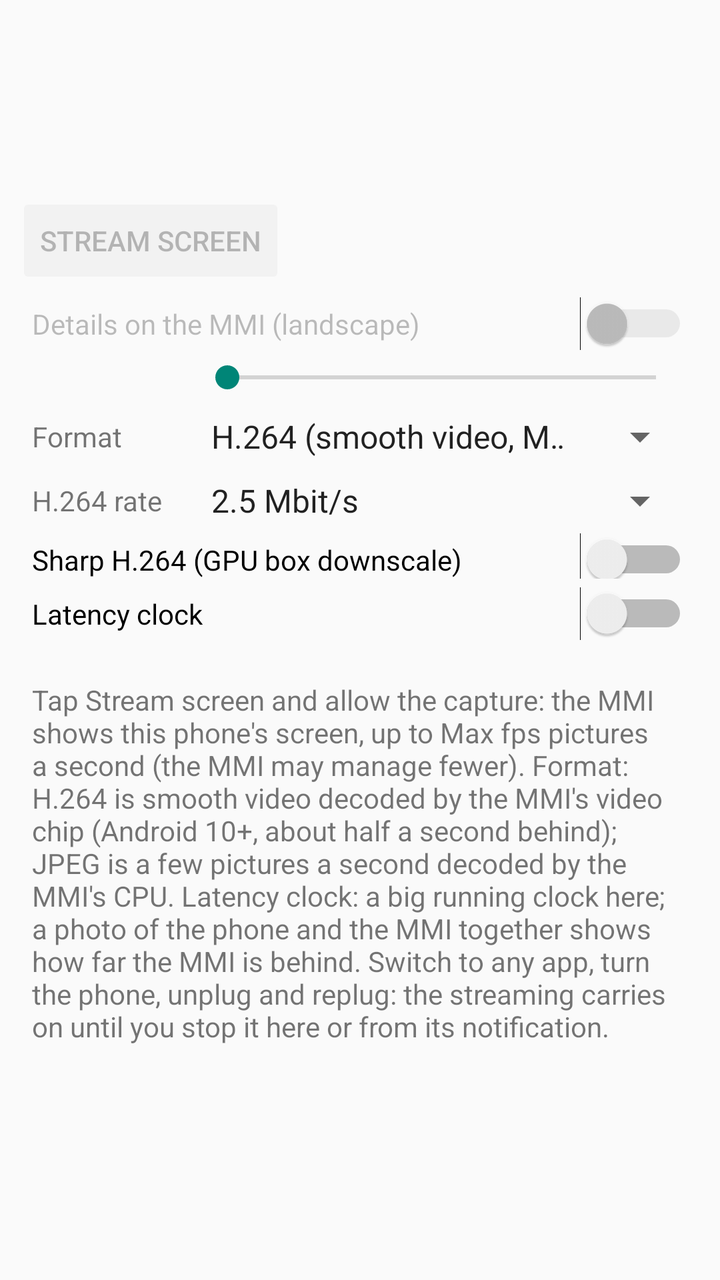
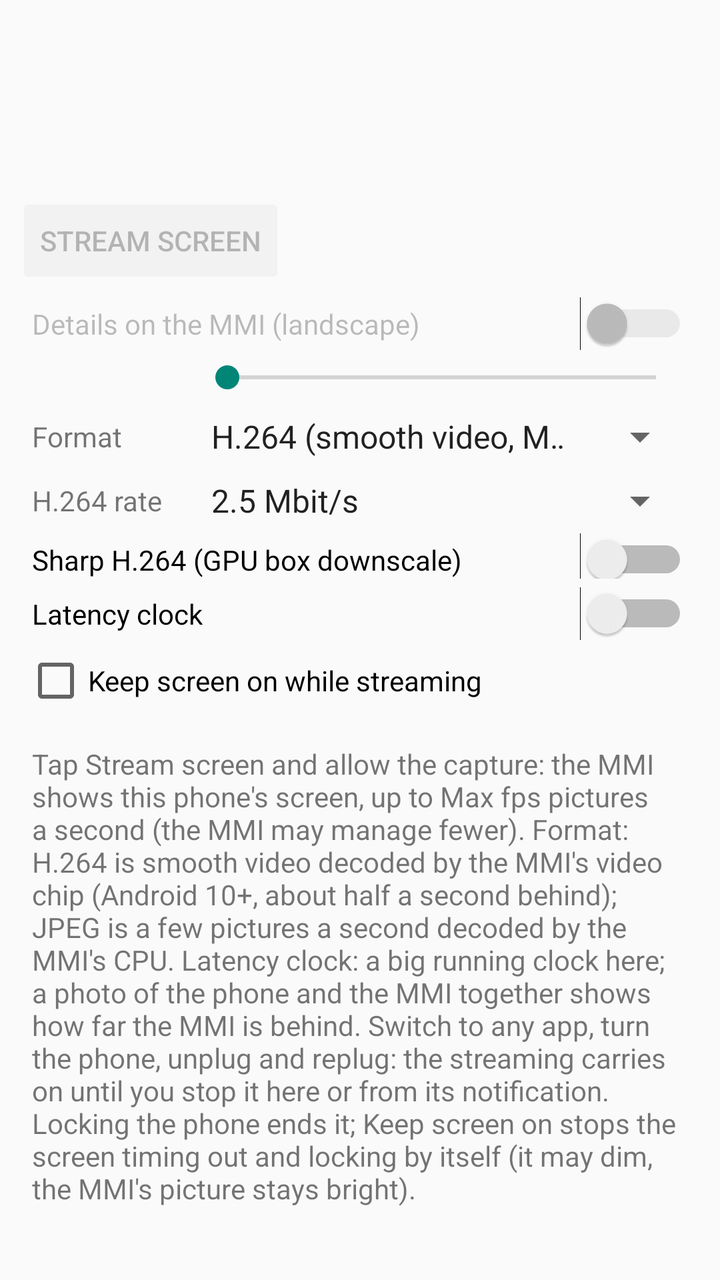

Two renders of the same Android screen: before a commit and after it. Below are the layout's source before the change and the commit's diff.
<!-- AndroidManifest.xml: application theme android:Theme.Material.Light.DarkActionBar -->
<!-- res/layout/activity_main.xml -->
<?xml version="1.0" encoding="utf-8"?>
<ScrollView xmlns:android="http://schemas.android.com/apk/res/android"
    android:layout_width="match_parent"
    android:layout_height="match_parent"
    android:fitsSystemWindows="true">

<LinearLayout
    android:layout_width="match_parent"
    android:layout_height="wrap_content"
    android:orientation="vertical">

    <TextView
        android:id="@+id/status"
        android:layout_width="match_parent"
        android:layout_height="wrap_content"
        android:padding="16dp"
        android:textSize="22sp"
        android:textStyle="bold" />

    <TextView
        android:id="@+id/detail"
        android:layout_width="match_parent"
        android:layout_height="wrap_content"
        android:paddingStart="16dp"
        android:paddingTop="8dp"
        android:paddingEnd="16dp"
        android:paddingBottom="8dp"
        android:textSize="14sp" />

    
    <TextView
        android:id="@+id/clock"
        android:layout_width="match_parent"
        android:layout_height="wrap_content"
        android:background="#000000"
        android:fontFamily="monospace"
        android:gravity="center"
        android:padding="8dp"
        android:textColor="#FFEB3B"
        android:textSize="64sp"
        android:textStyle="bold"
        android:visibility="gone" />

    <LinearLayout
        android:layout_width="match_parent"
        android:layout_height="wrap_content"
        android:gravity="center_vertical"
        android:orientation="horizontal"
        android:paddingStart="8dp"
        android:paddingEnd="16dp">

        <Button
            android:id="@+id/stream"
            android:layout_width="wrap_content"
            android:layout_height="wrap_content"
            android:enabled="false"
            android:text="@string/stream_start" />

        <TextView
            android:id="@+id/video_status"
            android:layout_width="0dp"
            android:layout_height="wrap_content"
            android:layout_weight="1"
            android:paddingStart="8dp"
            android:textSize="13sp" />
    </LinearLayout>

    <Switch
        android:id="@+id/details"
        android:layout_width="match_parent"
        android:layout_height="wrap_content"
        android:enabled="false"
        android:paddingStart="16dp"
        android:paddingTop="8dp"
        android:paddingEnd="16dp"
        android:paddingBottom="8dp"
        android:text="@string/details" />

    <LinearLayout
        android:layout_width="match_parent"
        android:layout_height="wrap_content"
        android:gravity="center_vertical"
        android:orientation="horizontal"
        android:paddingStart="16dp"
        android:paddingEnd="16dp">

        <TextView
            android:id="@+id/fps_label"
            android:layout_width="wrap_content"
            android:layout_height="wrap_content"
            android:minEms="5"
            android:textSize="14sp" />

        <SeekBar
            android:id="@+id/fps"
            android:layout_width="0dp"
            android:layout_height="wrap_content"
            android:layout_weight="1" />
    </LinearLayout>

    <LinearLayout
        android:layout_width="match_parent"
        android:layout_height="wrap_content"
        android:gravity="center_vertical"
        android:orientation="horizontal"
        android:paddingStart="16dp"
        android:paddingTop="8dp"
        android:paddingEnd="16dp">

        <TextView
            android:layout_width="wrap_content"
            android:layout_height="wrap_content"
            android:minEms="5"
            android:text="@string/format"
            android:textSize="14sp" />

        <Spinner
            android:id="@+id/format"
            android:layout_width="0dp"
            android:layout_height="wrap_content"
            android:layout_weight="1"
            android:entries="@array/formats" />
    </LinearLayout>

    <LinearLayout
        android:layout_width="match_parent"
        android:layout_height="wrap_content"
        android:gravity="center_vertical"
        android:orientation="horizontal"
        android:paddingStart="16dp"
        android:paddingTop="8dp"
        android:paddingEnd="16dp">

        <TextView
            android:layout_width="wrap_content"
            android:layout_height="wrap_content"
            android:minEms="5"
            android:text="@string/bit_rate"
            android:textSize="14sp" />

        <Spinner
            android:id="@+id/bit_rate"
            android:layout_width="0dp"
            android:layout_height="wrap_content"
            android:layout_weight="1"
            android:entries="@array/bit_rates" />
    </LinearLayout>

    <Switch
        android:id="@+id/sharp"
        android:layout_width="match_parent"
        android:layout_height="wrap_content"
        android:paddingStart="16dp"
        android:paddingTop="8dp"
        android:paddingEnd="16dp"
        android:text="@string/sharp" />

    <Switch
        android:id="@+id/clock_switch"
        android:layout_width="match_parent"
        android:layout_height="wrap_content"
        android:paddingStart="16dp"
        android:paddingTop="8dp"
        android:paddingEnd="16dp"
        android:paddingBottom="8dp"
        android:text="@string/latency_clock" />


    <TextView
        android:layout_width="match_parent"
        android:layout_height="wrap_content"
        android:padding="16dp"
        android:text="@string/how_to"
        android:textSize="14sp" />
</LinearLayout>
</ScrollView>
<!-- resources referenced by this layout -->
<resources>
  <string-array name="bit_rates">
          <item>2.5 Mbit/s</item>
          <item>4 Mbit/s</item>
          <item>6 Mbit/s</item>
          <item>8 Mbit/s</item>
      </string-array>
  <string-array name="formats">
          <item>H.264 (smooth video, MMI video chip)</item>
          <item>JPEG (a few pictures a second)</item>
      </string-array>
  <string name="bit_rate">H.264 rate</string>
  <string name="details">Details on the MMI (landscape)</string>
  <string name="format">Format</string>
  <string name="how_to">Tap Stream screen and allow the capture: the MMI shows this phone\'s screen, up to Max fps pictures a second (the MMI may manage fewer). Format: H.264 is smooth video decoded by the MMI\'s video chip (Android 10+, about half a second behind); JPEG is a few pictures a second decoded by the MMI\'s CPU. Latency clock: a big running clock here; a photo of the phone and the MMI together shows how far the MMI is behind. Switch to any app, turn the phone, unplug and replug: the streaming carries on until you stop it here or from its notification.</string>
  <string name="latency_clock">Latency clock</string>
  <string name="sharp">Sharp H.264 (GPU box downscale)</string>
  <string name="stream_start">Stream screen</string>
</resources>

<!-- the commit's change to res/layout/activity_main.xml (unified diff, before → after) -->
@@ -165,6 +165,13 @@
         android:paddingBottom="8dp"
         android:text="@string/latency_clock" />
 
+    <CheckBox
+        android:id="@+id/keep_screen_on"
+        android:layout_width="match_parent"
+        android:layout_height="wrap_content"
+        android:layout_marginStart="12dp"
+        android:layout_marginEnd="16dp"
+        android:text="@string/keep_screen_on" />
 
     <TextView
         android:layout_width="match_parent"
<!-- resource entries referenced after the edit -->
@@ -13,7 +13,8 @@
   <string name="bit_rate">H.264 rate</string>
   <string name="details">Details on the MMI (landscape)</string>
   <string name="format">Format</string>
-  <string name="how_to">Tap Stream screen and allow the capture: the MMI shows this phone\'s screen, up to Max fps pictures a second (the MMI may manage fewer). Format: H.264 is smooth video decoded by the MMI\'s video chip (Android 10+, about half a second behind); JPEG is a few pictures a second decoded by the MMI\'s CPU. Latency clock: a big running clock here; a photo of the phone and the MMI together shows how far the MMI is behind. Switch to any app, turn the phone, unplug and replug: the streaming carries on until you stop it here or from its notification.</string>
+  <string name="how_to">Tap Stream screen and allow the capture: the MMI shows this phone\'s screen, up to Max fps pictures a second (the MMI may manage fewer). Format: H.264 is smooth video decoded by the MMI\'s video chip (Android 10+, about half a second behind); JPEG is a few pictures a second decoded by the MMI\'s CPU. Latency clock: a big running clock here; a photo of the phone and the MMI together shows how far the MMI is behind. Switch to any app, turn the phone, unplug and replug: the streaming carries on until you stop it here or from its notification. Locking the phone ends it; Keep screen on stops the screen timing out and locking by itself (it may dim, the MMI\'s picture stays bright).</string>
+  <string name="keep_screen_on">Keep screen on while streaming</string>
   <string name="latency_clock">Latency clock</string>
   <string name="sharp">Sharp H.264 (GPU box downscale)</string>
   <string name="stream_start">Stream screen</string>
